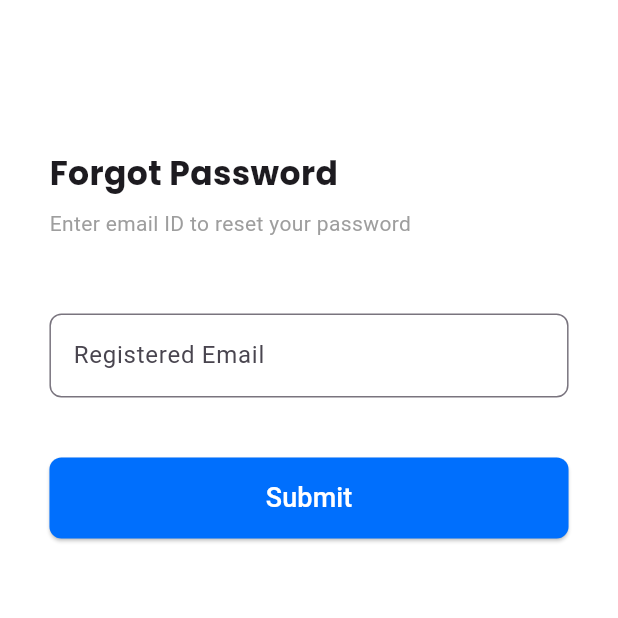
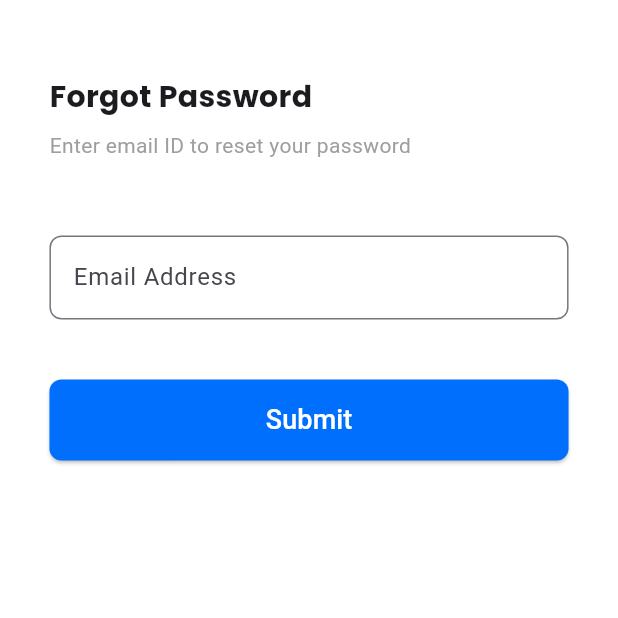
Before and after one commit to Arpit-Raj1/HealthCare-App, a Flutter app: the ForgotPasswordPage screen opened directly, on a phone screen of 412 x 824 dp, the top half of it. Run offline on Flutter 3.47's test engine with Material 3 defaults, Android fonts, the light colour scheme and no system bars; our stand-ins replace flutter_keyboard_visibility, flutter_svg, google_fonts; project files that could hold a hidden picture were left out.

Commit message:
chore: made reusable email field and mandated email input to continue, fixed shifting of widgets due ot keyboard

```diff
--- /dev/null
+++ b/swastify/lib/components/app_email_field.dart
@@ -0,0 +1,41 @@
+import 'package:flutter/material.dart';
+
+class EmailInputField extends StatelessWidget {
+  final String labelText;
+  final TextEditingController controller;
+  final GlobalKey<FormState> formKey;
+
+  const EmailInputField({
+    super.key,
+    required this.labelText,
+    required this.controller,
+    required this.formKey,
+  });
+
+  @override
+  Widget build(BuildContext context) {
+    return Form(
+      key: formKey,
+      child: TextFormField(
+        controller: controller,
+        keyboardType: TextInputType.emailAddress,
+        decoration: InputDecoration(
+          labelText: labelText,
+          border: OutlineInputBorder(borderRadius: BorderRadius.circular(8)),
+        ),
+        validator: (value) {
+          if (value == null || value.isEmpty) {
+            return "Please enter your email";
+          }
+          final emailRegex = RegExp(
+            r"^[a-zA-Z0-9_.+-]+@[a-zA-Z0-9-]+\.[a-zA-Z0-9-.]+$",
+          );
+          if (!emailRegex.hasMatch(value)) {
+            return "Enter a valid email";
+          }
+          return null;
+        },
+      ),
+    );
+  }
+}
--- a/swastify/lib/config/app_routes.dart
+++ b/swastify/lib/config/app_routes.dart
@@ -1,7 +1,6 @@
 import 'package:flutter/material.dart';
 import 'package:swastify/components/app_signup.dart';
 import 'package:swastify/pages/login_page.dart';
-import 'package:swastify/pages/patient_signup_page.dart';
 
 class AppRoutes {
   static const login = '/';
--- a/swastify/lib/pages/forgot_password_page.dart
+++ b/swastify/lib/pages/forgot_password_page.dart
@@ -1,15 +1,25 @@
 import 'package:flutter/material.dart';
+import 'package:swastify/components/app_email_field.dart';
 import 'package:swastify/pages/confirmation_page.dart';
 import 'package:swastify/styles/app_colors.dart';
 import 'package:swastify/styles/app_text.dart';
 
-class ForgotPasswordPage extends StatelessWidget {
+class ForgotPasswordPage extends StatefulWidget {
   const ForgotPasswordPage({super.key});
+
+  @override
+  State<ForgotPasswordPage> createState() => _ForgotPasswordPageState();
+}
+
+class _ForgotPasswordPageState extends State<ForgotPasswordPage> {
+  final TextEditingController _emailController = TextEditingController();
+  final GlobalKey<FormState> _emailFormKey = GlobalKey<FormState>();
 
   @override
   Widget build(BuildContext context) {
     return Scaffold(
-      body: LayoutBuilder(
+      body: SafeArea(
+        child: LayoutBuilder(
           builder: (context, constraints) {
             double width = constraints.maxWidth;
             return Padding(
@@ -17,7 +27,7 @@ class ForgotPasswordPage extends StatelessWidget {
               child: Column(
                 crossAxisAlignment: CrossAxisAlignment.start,
                 children: [
-                SizedBox(height: 100),
+                  SizedBox(height: 50),
                   Text("Forgot Password", style: AppText.header1),
                   SizedBox(height: 8),
                   Text(
@@ -25,7 +35,11 @@ class ForgotPasswordPage extends StatelessWidget {
                     style: TextStyle(fontSize: 14, color: AppColors.greyText),
                   ),
                   SizedBox(height: 50),
-                EmailInputField(),
+                  EmailInputField(
+                    labelText: "Email Address",
+                    controller: _emailController,
+                    formKey: _emailFormKey,
+                  ),
                   SizedBox(height: 40),
                   SizedBox(
                     width: double.infinity,
@@ -38,11 +52,26 @@ class ForgotPasswordPage extends StatelessWidget {
                         ),
                       ),
                       onPressed: () {
+                        if (_emailFormKey.currentState?.validate() ?? false) {
+                          ScaffoldMessenger.of(context).showSnackBar(
+                            SnackBar(
+                              content: Text("Email is valid! Proceeding..."),
+                            ),
+                          );
                           Navigator.of(context).push(
                             MaterialPageRoute(
                               builder: (context) => ConfirmationPage(),
                             ),
                           );
+                        } else {
+                          ScaffoldMessenger.of(context).showSnackBar(
+                            SnackBar(
+                              content: Text(
+                                "Invalid email! Please correct it.",
+                              ),
+                            ),
+                          );
+                        }
                       },
                       child: Text("Submit", style: AppText.buttonText),
                     ),
@@ -52,44 +81,6 @@ class ForgotPasswordPage extends StatelessWidget {
             );
           },
         ),
-    );
-  }
-}
-
-class EmailInputField extends StatefulWidget {
-  const EmailInputField({super.key});
-
-  @override
-  _EmailInputFieldState createState() => _EmailInputFieldState();
-}
-
-class _EmailInputFieldState extends State<EmailInputField> {
-  final TextEditingController _controller = TextEditingController();
-  final GlobalKey<FormState> _formKey = GlobalKey<FormState>();
-
-  @override
-  Widget build(BuildContext context) {
-    return Form(
-      key: _formKey,
-      child: TextFormField(
-        controller: _controller,
-        keyboardType: TextInputType.emailAddress,
-        decoration: InputDecoration(
-          labelText: "Registered Email",
-          border: OutlineInputBorder(borderRadius: BorderRadius.circular(8)),
-        ),
-        validator: (value) {
-          if (value == null || value.isEmpty) {
-            return "Please enter your email";
-          }
-          final emailRegex = RegExp(
-            r"^[a-zA-Z0-9_.+-]+@[a-zA-Z0-9-]+\.[a-zA-Z0-9-.]+$",
-          );
-          if (!emailRegex.hasMatch(value)) {
-            return "Enter a valid email";
-          }
-          return null;
-        },
       ),
     );
   }
--- a/swastify/lib/pages/reset_password_page.dart
+++ b/swastify/lib/pages/reset_password_page.dart
@@ -44,7 +44,8 @@ class _ResetPasswordPageState extends State<ResetPasswordPage> {
   @override
   Widget build(BuildContext context) {
     return Scaffold(
-      body: LayoutBuilder(
+      body: SafeArea(
+        child: LayoutBuilder(
           builder: (context, constraints) {
             double width = constraints.maxWidth;
             return Padding(
@@ -52,7 +53,7 @@ class _ResetPasswordPageState extends State<ResetPasswordPage> {
               child: Column(
                 crossAxisAlignment: CrossAxisAlignment.start,
                 children: [
-                SizedBox(height: 100),
+                  SizedBox(height: 50),
                   Text("Reset Password", style: AppText.header1),
                   SizedBox(height: 24),
                   Form(
@@ -100,6 +101,7 @@ class _ResetPasswordPageState extends State<ResetPasswordPage> {
             );
           },
         ),
+      ),
     );
   }
 
--- a/swastify/lib/pages/signup_options.dart
+++ b/swastify/lib/pages/signup_options.dart
@@ -1,5 +1,4 @@
 import 'package:flutter/material.dart';
-import 'package:swastify/components/app_signup.dart';
 import 'package:swastify/config/app_routes.dart';
 import 'package:swastify/styles/app_colors.dart';
 import 'package:swastify/styles/app_text.dart';
--- a/swastify/lib/styles/app_text.dart
+++ b/swastify/lib/styles/app_text.dart
@@ -3,7 +3,7 @@ import 'package:google_fonts/google_fonts.dart';
 
 class AppText {
   static var header1 = GoogleFonts.poppins(
-    fontSize: 22,
+    fontSize: 20,
     fontWeight: FontWeight.bold,
   );
   static const header2 = TextStyle(fontSize: 20, fontWeight: FontWeight.w600);
--- a/swastify/pubspec.yaml
+++ b/swastify/pubspec.yaml
@@ -31,6 +31,7 @@ dependencies:
     flutter:
         sdk: flutter
     flutter_svg: ^2.0.17
+    flutter_keyboard_visibility: ^5.0.0
 
     # The following adds the Cupertino Icons font to your application.
     # Use with the CupertinoIcons class for iOS style icons.
```
Also changed, not shown: swastify/lib/components/app_signup.dart (+51 -23 lines), swastify/lib/pages/confirmation_page.dart (+12 -3 lines), swastify/lib/pages/login_page.dart (+5 -3 lines), swastify/lib/pages/patient_signup_page.dart (deleted, +0 -19 lines), swastify/pubspec.lock. Lines whose indentation alone changed are shown as unchanged.
